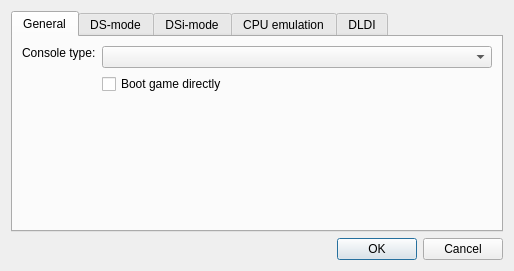
This is src/frontend/qt_sdl/EmuSettingsDialog.ui in melonDS-emu/melonDS as Qt 5 draws it before an edit. The edited form follows.
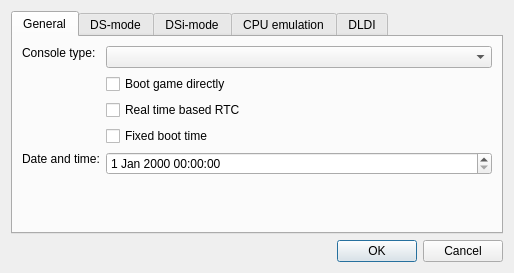
This is the edited form. The open tabs and pages were chosen to show the change. Custom widgets are drawn as their Qt base class.

Commit message: Ability to select emulated or real time Ability to select a fixed time on boot, or use current time Ability to change the clock via firmware Ability for a frontend to set a custom RTC callback

Diff of the .ui file:
```diff
--- a/src/frontend/qt_sdl/EmuSettingsDialog.ui
+++ b/src/frontend/qt_sdl/EmuSettingsDialog.ui
@@ -26,13 +26,26 @@
    <item>
     <widget class="QTabWidget" name="tabWidget">
      <property name="currentIndex">
-      <number>1</number>
+      <number>0</number>
      </property>
      <widget class="QWidget" name="tab">
       <attribute name="title">
        <string>General</string>
       </attribute>
       <layout class="QFormLayout" name="formLayout_4">
+       <item row="1" column="0">
+        <widget class="QLabel" name="label_4">
+         <property name="sizePolicy">
+          <sizepolicy hsizetype="Preferred" vsizetype="Fixed">
+           <horstretch>0</horstretch>
+           <verstretch>0</verstretch>
+          </sizepolicy>
+         </property>
+         <property name="text">
+          <string>Console type:</string>
+         </property>
+        </widget>
+       </item>
        <item row="1" column="1">
         <widget class="QComboBox" name="cbxConsoleType">
          <property name="sizePolicy">
@@ -56,7 +69,43 @@
          </property>
         </widget>
        </item>
-       <item row="3" column="0">
+       <item row="5" column="1">
+        <widget class="QCheckBox" name="chkFixedBootTime">
+         <property name="whatsThis">
+          <string>&lt;html&gt;&lt;head/&gt;&lt;body&gt;&lt;p&gt;If checked, time will start at a specified boot time. Otherwise, the host's current date and time will be used.&lt;/p&gt;&lt;/body&gt;&lt;/html&gt;</string>
+         </property>
+         <property name="text">
+          <string>Fixed boot time</string>
+         </property>
+        </widget>
+       </item>
+       <item row="6" column="0">
+        <widget class="QLabel" name="label_12">
+         <property name="sizePolicy">
+          <sizepolicy hsizetype="Preferred" vsizetype="Fixed">
+           <horstretch>0</horstretch>
+           <verstretch>0</verstretch>
+          </sizepolicy>
+         </property>
+         <property name="text">
+          <string>Date and time:</string>
+         </property>
+        </widget>
+       </item>
+       <item row="6" column="1">
+        <widget class="QDateTimeEdit" name="dtmBootTime">
+         <property name="sizePolicy">
+          <sizepolicy hsizetype="MinimumExpanding" vsizetype="Fixed">
+           <horstretch>0</horstretch>
+           <verstretch>0</verstretch>
+          </sizepolicy>
+         </property>
+         <property name="whatsThis">
+          <string>&lt;html&gt;&lt;head/&gt;&lt;body&gt;&lt;p&gt;The date and time to use at initial boot, if fixed boot time is checked.&lt;/p&gt;&lt;/body&gt;&lt;/html&gt;</string>
+         </property>
+        </widget>
+       </item>
+       <item row="7" column="0">
         <spacer name="verticalSpacer_2">
          <property name="orientation">
           <enum>Qt::Vertical</enum>
@@ -69,16 +118,13 @@
          </property>
         </spacer>
        </item>
-       <item row="1" column="0">
-        <widget class="QLabel" name="label_4">
-         <property name="sizePolicy">
-          <sizepolicy hsizetype="Preferred" vsizetype="Fixed">
-           <horstretch>0</horstretch>
-           <verstretch>0</verstretch>
-          </sizepolicy>
+       <item row="4" column="1">
+        <widget class="QCheckBox" name="chkUseRealTime">
+         <property name="whatsThis">
+          <string>&lt;html&gt;&lt;head/&gt;&lt;body&gt;&lt;p&gt;If checked, the passage of time will be based on the host's clock. Otherwise, this will be emulated.&lt;/p&gt;&lt;/body&gt;&lt;/html&gt;</string>
          </property>
          <property name="text">
-          <string>Console type:</string>
+          <string>Real time based RTC</string>
          </property>
         </widget>
        </item>
```
Left out of the diff: 1 changed line with no effect on the pictures. The commit also changes 5 other files.
